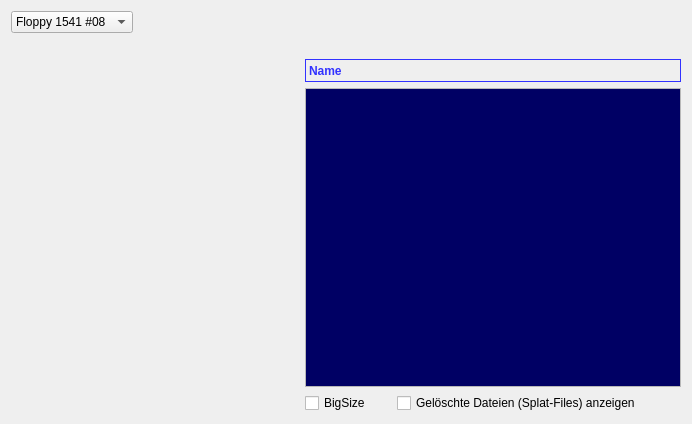
Before: the Qt Designer form floppy_window.ui in ThKattanek/emu64, drawn with Qt 5.
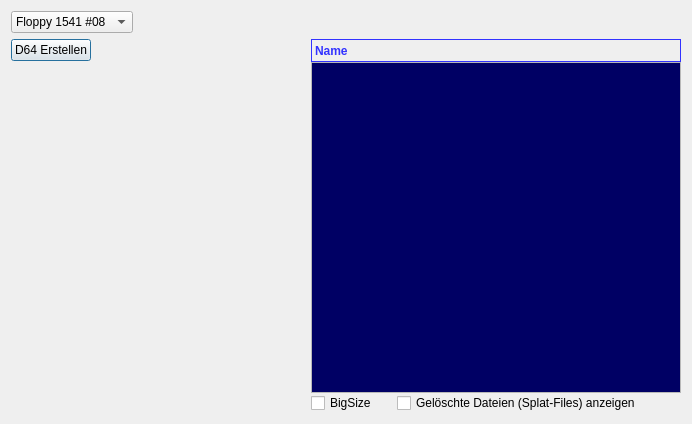
After: the same form once the commit is applied. Custom widgets are drawn as their Qt base class.

Commit message: [ticket#65] Nun ist es wieder möglich D64 Images zu erstellen.

```diff
--- a/floppy_window.ui
+++ b/floppy_window.ui
@@ -67,8 +67,41 @@
    </item>
    <item>
     <layout class="QHBoxLayout" name="horizontalLayout_4">
+     <property name="spacing">
+      <number>0</number>
+     </property>
      <item>
       <layout class="QVBoxLayout" name="verticalLayout_3">
+       <property name="spacing">
+        <number>0</number>
+       </property>
+       <item>
+        <layout class="QHBoxLayout" name="horizontalLayout_5">
+         <property name="spacing">
+          <number>0</number>
+         </property>
+         <item>
+          <widget class="QPushButton" name="CreateNewD64">
+           <property name="text">
+            <string>D64 Erstellen</string>
+           </property>
+          </widget>
+         </item>
+         <item>
+          <spacer name="horizontalSpacer_7">
+           <property name="orientation">
+            <enum>Qt::Horizontal</enum>
+           </property>
+           <property name="sizeHint" stdset="0">
+            <size>
+             <width>40</width>
+             <height>0</height>
+            </size>
+           </property>
+          </spacer>
+         </item>
+        </layout>
+       </item>
        <item>
         <spacer name="horizontalSpacer_5">
          <property name="orientation">
@@ -80,7 +113,7 @@
          <property name="sizeHint" stdset="0">
           <size>
            <width>40</width>
-           <height>20</height>
+           <height>0</height>
           </size>
          </property>
         </spacer>
@@ -119,7 +152,7 @@
          <property name="sizeHint" stdset="0">
           <size>
            <width>40</width>
-           <height>20</height>
+           <height>0</height>
           </size>
          </property>
         </spacer>
```
The commit also changes 6 other files.
